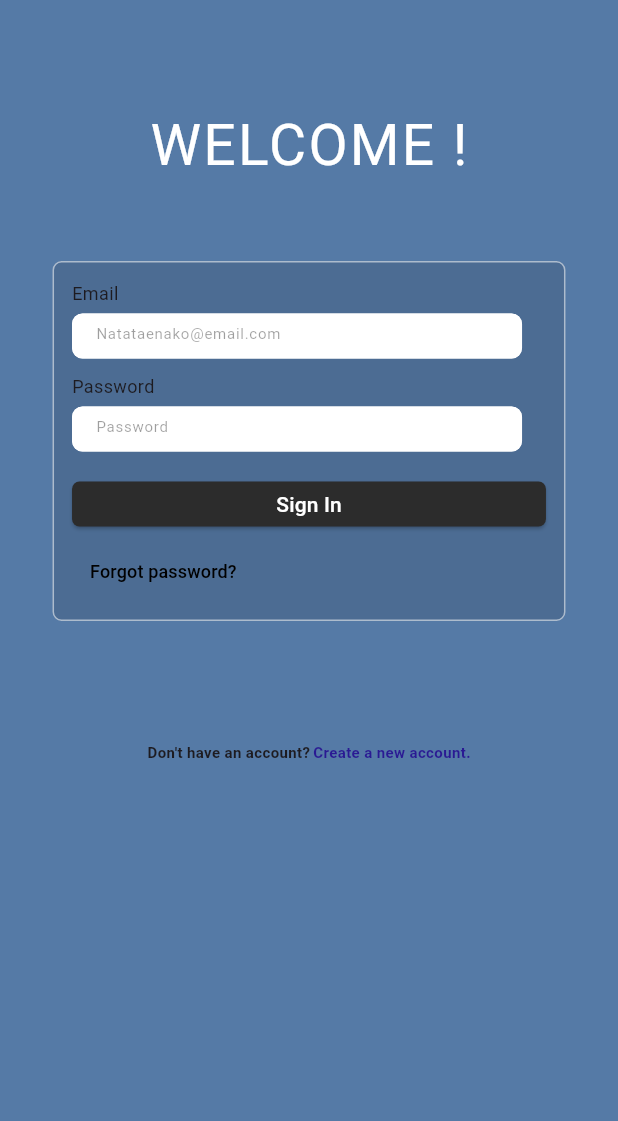
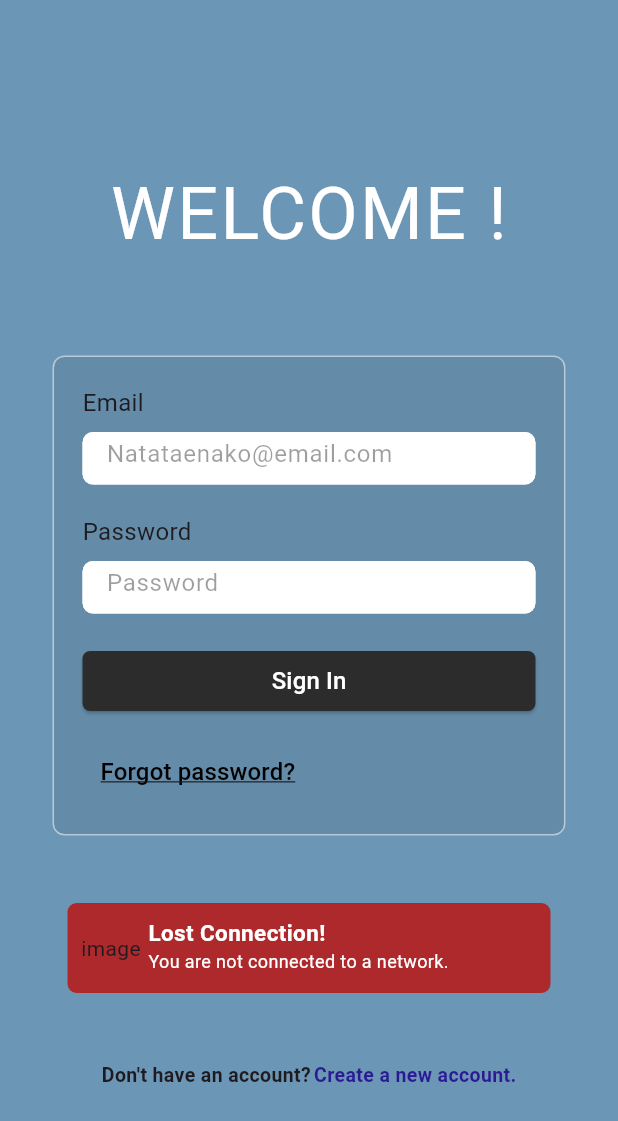
Before and after one commit to ebituin/TaskTrek, a Flutter app: the screen it shows after launch, on a phone screen of 412 x 824 dp. Shown: the top 1121 px of the screen. Run offline on Flutter 3.47's test engine with Material 3 defaults, Android fonts, the phone set to English and light mode, and no system bars.

Commit message:
lost connection error

```diff
--- a/tasktrek/lib/pages/home.dart
+++ b/tasktrek/lib/pages/home.dart
@@ -4,7 +4,6 @@ import 'package:tasktrek/pages/signUp.dart';
 
 class MyHomePage extends StatefulWidget {
   const MyHomePage({super.key});
-
 
   @override
   State<MyHomePage> createState() => _MyHomePageState();
@@ -14,16 +13,17 @@ class _MyHomePageState extends State<MyHomePage> {
   @override
   Widget build(BuildContext context) {
     return Scaffold(
-      backgroundColor: const Color.fromARGB(255, 85, 122, 166),
+      backgroundColor: const Color(0xFF6C96B5),
       body: Column(
+        mainAxisAlignment: MainAxisAlignment.center,
         children: <Widget>[
           Padding(
-            padding: const EdgeInsets.only(top: 70.0),
+            padding: const EdgeInsets.all(10),
             child: Text(
               'WELCOME !',
               style: TextStyle(
                 color: Colors.white,
-                fontSize: 38.0,
+                fontSize: 48.0,
                 letterSpacing: 1.5,
               ),
             ),
@@ -34,49 +34,82 @@ class _MyHomePageState extends State<MyHomePage> {
               width: MediaQuery.of(context).size.width * 0.83,
               padding: EdgeInsets.all(12.0),
               decoration: BoxDecoration(
-                color: const Color.fromARGB(255, 76, 108, 147),
-                borderRadius: BorderRadius.circular(6.0),
-                border: Border.all(
-                  color: Colors.white54
-                )
-              ),
+                  color: const Color(0xFF648CA9),
+                  borderRadius: BorderRadius.circular(8.0),
+                  border: Border.all(color: Colors.white54)),
               child: Column(
                 mainAxisSize: MainAxisSize.min,
                 children: <Widget>[LoginForm()],
               ),
             ),
           ),
-          SizedBox(height: 80),
+          SizedBox(
+            height: 150,
+            child: Padding(
+              padding: EdgeInsets.all(45),
+              child: Container(
+                padding: EdgeInsets.all(9),
+                decoration: BoxDecoration(
+                    color: Color(0xFFAD292B),
+                    borderRadius: BorderRadius.circular(6)),
+                child: Row(
+                  children: [
+                    //image nung wifi
+                    Text('image'),
+                    SizedBox(
+                      width: 5,
+                    ),
+                    Column(
+                      crossAxisAlignment: CrossAxisAlignment.start,
+                      children: [
+                        Text(
+                          'Lost Connection!',
+                          style: TextStyle(
+                            color: Colors.white,
+                            fontWeight: FontWeight.bold,
+                            fontSize: 15,
+                          ),
+                        ),
+                        Text(
+                          'You are not connected to a network.',
+                          style: TextStyle(color: Colors.white, fontSize: 12),
+                        ),
+                      ],
+                    )
+                  ],
+                ),
+              ),
+            ),
+          ),
           Row(
             mainAxisAlignment: MainAxisAlignment.center,
             children: [
               Text(
                 'Don\'t have an account?',
-                style: TextStyle(
-                  fontSize: 10.0,
-                  fontWeight: FontWeight.bold
-                ),
+                style: TextStyle(fontSize: 13.0, fontWeight: FontWeight.bold),
               ),
               SizedBox(width: 2.0),
               GestureDetector(
                 onTap: () {
                   Navigator.push(
-                    context, MaterialPageRoute(builder: (context) => Signup(title: 'Signup Page',)),
+                    context,
+                    MaterialPageRoute(
+                        builder: (context) => Signup(
+                              title: 'Signup Page',
+                            )),
                   );
                 },
                 child: Text(
                   'Create a new account.',
                   style: TextStyle(
-                    fontSize: 10.0,
+                    fontSize: 13.0,
                     color: const Color.fromARGB(255, 42, 26, 147),
                     fontWeight: FontWeight.bold,
-
                   ),
                 ),
               ),
             ],
           ),
-
         ],
       ),
     );
@@ -106,9 +139,10 @@ class _LoginFormState extends State<LoginForm> {
   bool wrongPassword = false;
   @override
   Widget build(BuildContext context) {
-
     return Form(
       key: _formKey,
+      child: Padding(
+          padding: const EdgeInsets.all(7),
           child: Column(
               mainAxisSize: MainAxisSize.min,
               crossAxisAlignment: CrossAxisAlignment.start,
@@ -116,30 +150,24 @@ class _LoginFormState extends State<LoginForm> {
                 Text(
                   'Email',
                   style: TextStyle(
-              fontSize: 12.0,
+                    fontSize: 16.0,
                   ),
                 ),
-          SizedBox(height: 5.0 ),
+                const SizedBox(height: 8.0),
                 SizedBox(
-            height: 30.0,
-            width: 300.0,
+                  height: 35.0,
                   child: TextFormField(
                     controller: _emailController,
-              style: TextStyle(fontSize: 10.0),
+                    style: const TextStyle(fontSize: 16.0),
                     decoration: InputDecoration(
                       hintText: 'Natataenako@email.com',
-                hintStyle: TextStyle(
-                  color: Colors.black38
-                ),
+                      hintStyle: const TextStyle(color: Colors.black38),
                       border: OutlineInputBorder(
                           borderRadius: BorderRadius.circular(7),
-                  borderSide: BorderSide(color: Colors.white)
-                ),
+                          borderSide: BorderSide(color: Colors.white)),
                       enabledBorder: OutlineInputBorder(
                         borderRadius: BorderRadius.circular(7),
-                  borderSide: BorderSide(
-                    color: Colors.white
-                    ),
+                        borderSide: BorderSide(color: Colors.white),
                       ),
                       filled: true,
                       fillColor: Colors.white,
@@ -150,20 +178,19 @@ class _LoginFormState extends State<LoginForm> {
                     ),
                   ),
                 ),
-          SizedBox(height: 10.0),
+                SizedBox(height: 20.0),
                 Text(
                   'Password',
                   style: TextStyle(
-              fontSize: 12.0,
+                    fontSize: 16.0,
                   ),
                 ),
-          SizedBox(height: 5.0),
+                SizedBox(height: 8.0),
                 SizedBox(
-            height: 30.0,
-            width: 300.0,
+                  height: 35.0,
                   child: TextFormField(
                     controller: _passwordController,
-              style: TextStyle(fontSize: 10.0),
+                    style: TextStyle(fontSize: 16.0),
                     decoration: InputDecoration(
                       hintText: 'Password',
                       hintStyle: TextStyle(
@@ -171,13 +198,10 @@ class _LoginFormState extends State<LoginForm> {
                       ),
                       border: OutlineInputBorder(
                           borderRadius: BorderRadius.circular(7),
-                  borderSide: BorderSide(color: Colors.white)
-                ),
+                          borderSide: BorderSide(color: Colors.white)),
                       enabledBorder: OutlineInputBorder(
                         borderRadius: BorderRadius.circular(7),
-                  borderSide: BorderSide(
-                    color: Colors.white
-                    ),
+                        borderSide: BorderSide(color: Colors.white),
                       ),
                       filled: true,
                       fillColor: Colors.white,
@@ -185,41 +209,31 @@ class _LoginFormState extends State<LoginForm> {
                         vertical: 10.0,
                         horizontal: 12.0,
                       ),
-
                     ),
                     obscureText: true,
                   ),
-
                 ),
                 SizedBox(
-              height: 20.0,
-
-              child:
-              Center(
-
-                child: emptyText ?
-                  Text(
+                  height: 25.0,
+                  child: Center(
+                      child: emptyText
+                          ? Text(
                               'The password cannot be empty.',
                               style: TextStyle(
-                      color: const Color(0xFFAD292B),
-                      fontSize: 10
-                    ),
-                  ):wrongPassword ?
-                  Text(
+                                  color: const Color(0xFFAD292B), fontSize: 12),
+                            )
+                          : wrongPassword
+                              ? Text(
                                   'The password you’ve entered is incorrect.',
                                   style: TextStyle(
                                       color: const Color(0xFFAD292B),
-                      fontSize: 10
-                    ),
-                  ):null
-
-              ),
+                                      fontSize: 12),
+                                )
+                              : null),
                 ),
                 SizedBox(
-            height: 30,
-
-            child:
-              ElevatedButton(
+                  height: 40,
+                  child: ElevatedButton(
                     onPressed: () {
                       setState(() {
                         emptyText = _passwordController.text.isEmpty;
@@ -233,30 +247,24 @@ class _LoginFormState extends State<LoginForm> {
                     style: ElevatedButton.styleFrom(
                       iconColor: Colors.black,
                       minimumSize: Size(double.infinity, 50),
-                  shape: RoundedRectangleBorder(borderRadius: BorderRadius.circular(5)),
+                      shape: RoundedRectangleBorder(
+                          borderRadius: BorderRadius.circular(5)),
                       backgroundColor: const Color.fromARGB(255, 44, 44, 44),
-
                     ),
                     child: Text(
                       'Sign In',
                       style: TextStyle(
+                        fontSize: 16,
                         color: Colors.white,
                       ),
                     ),
-
                   ),
-
-
                 ),
-
-
-          SizedBox(height: 2),
+                SizedBox(height: 15),
                 TextButton(
                   onPressed: () {
-              Navigator.push(
-                context,
-                MaterialPageRoute(builder: (context) => forgot_page())
-                );
+                    Navigator.push(context,
+                        MaterialPageRoute(builder: (context) => forgot_page()));
                   },
                   child: Baseline(
                     baseline: 20.0,
@@ -265,16 +273,12 @@ class _LoginFormState extends State<LoginForm> {
                       'Forgot password?',
                       style: TextStyle(
                           color: Colors.black,
-                  fontSize: 12,
-                  ), // Black text
+                          fontSize: 16,
+                          decoration: TextDecoration.underline), // Black text
                     ),
                   ),
                 ),
-        ],
-      ),
-
+              ])),
     );
-
   }
-
 }
```
Lines whose indentation alone changed are shown as unchanged.
